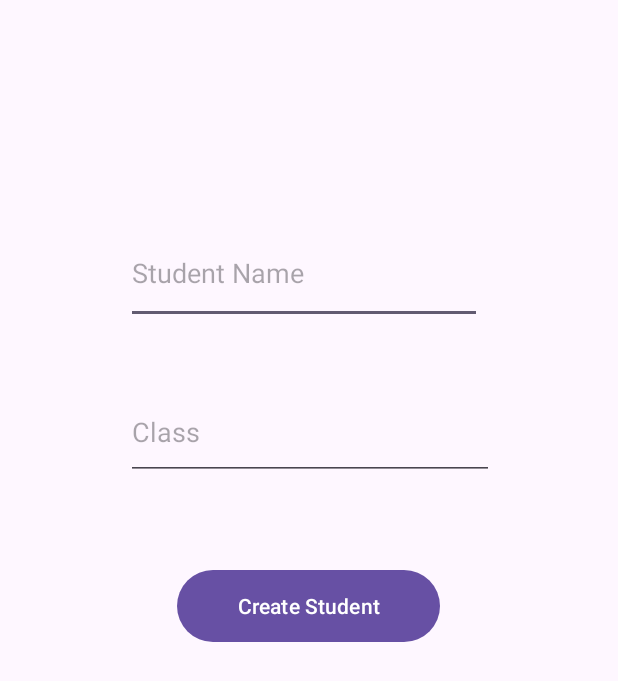
After one commit to sydbenck/HERE, an Android app: the CreateStudent screen opened directly, with no data from a screen before it, on a phone screen of 412 x 824 dp. The commit adds this screen. Shown: the top 681 px of the screen. Run offline under Robolectric (Android 15) with nearby library versions, the phone set to English and light mode, and no system bars.

Commit message:
even even even even more updates

```diff
--- a/app/src/main/AndroidManifest.xml
+++ b/app/src/main/AndroidManifest.xml
@@ -18,6 +18,9 @@
         tools:targetApi="31">
         <activity
             android:name=".CreateStudent"
+            android:exported="false" />
+        <activity
+            android:name=".StudentUpdatePoints"
             android:exported="false" />
         <activity
             android:name=".InstructorLoginPage"
--- /dev/null
+++ b/app/src/main/java/com/cs407/here/CreateStudent.java
@@ -0,0 +1,30 @@
+package com.cs407.here;
+
+import androidx.appcompat.app.AppCompatActivity;
+
+import android.content.Context;
+import android.content.Intent;
+import android.database.sqlite.SQLiteDatabase;
+import android.os.Bundle;
+import android.view.View;
+import android.widget.EditText;
+
+public class CreateStudent extends AppCompatActivity {
+
+    @Override
+    protected void onCreate(Bundle savedInstanceState) {
+        super.onCreate(savedInstanceState);
+        setContentView(R.layout.activity_create_student);
+    }
+
+    public void goToStudentListCreate(View view) {
+        EditText className = (EditText) findViewById(R.id.editTextClass);
+        EditText studentNameCreate = (EditText) findViewById(R.id.editTextStudent);
+        Context context = getApplicationContext();
+        SQLiteDatabase sqLiteDatabase = context.openOrCreateDatabase("users", Context.MODE_PRIVATE, null);
+        DBHelper dbHelper = new DBHelper(sqLiteDatabase);
+        dbHelper.createAccount(""+(studentNameCreate.getText().toString().trim()), "student", "0", ""+(className.getText().toString().trim()), "", "");
+        Intent intent = new Intent(this, StudentList.class);
+        startActivity(intent);
+    }
+}
--- a/app/src/main/java/com/cs407/here/MainActivity.java
+++ b/app/src/main/java/com/cs407/here/MainActivity.java
@@ -2,6 +2,7 @@ package com.cs407.here;
 
 import androidx.appcompat.app.AppCompatActivity;
 
+import android.content.Context;
 import android.content.Intent;
 import android.os.Bundle;
 import android.view.View;
@@ -25,7 +26,8 @@ public class MainActivity extends AppCompatActivity {
     protected void onCreate(Bundle savedInstanceState) {
         super.onCreate(savedInstanceState);
         setContentView(R.layout.activity_main);
-
+        /*Context context  = getApplicationContext();
+        context.deleteDatabase("users");*/
         googleBtn = findViewById(R.id.sign_in_button);
 
         gso = new GoogleSignInOptions.Builder(GoogleSignInOptions.DEFAULT_SIGN_IN).requestEmail().build();
--- /dev/null
+++ b/app/src/main/res/layout/activity_create_student.xml
@@ -0,0 +1,44 @@
+<?xml version="1.0" encoding="utf-8"?>
+<androidx.constraintlayout.widget.ConstraintLayout xmlns:android="http://schemas.android.com/apk/res/android"
+    xmlns:app="http://schemas.android.com/apk/res-auto"
+    xmlns:tools="http://schemas.android.com/tools"
+    android:layout_width="match_parent"
+    android:layout_height="match_parent"
+    tools:context=".CreateStudent">
+
+    <EditText
+        android:id="@+id/editTextStudent"
+        android:layout_width="237dp"
+        android:layout_height="68dp"
+        android:layout_marginStart="84dp"
+        android:layout_marginTop="148dp"
+        android:capitalize="words"
+        android:ems="10"
+        android:hint="Student Name"
+        android:inputType="text"
+        app:layout_constraintStart_toStartOf="parent"
+        app:layout_constraintTop_toTopOf="parent" />
+
+    <EditText
+        android:id="@+id/editTextClass"
+        android:layout_width="245dp"
+        android:layout_height="64dp"
+        android:layout_marginStart="84dp"
+        android:layout_marginTop="256dp"
+        android:ems="10"
+        android:hint="Class"
+        android:inputType="text"
+        app:layout_constraintStart_toStartOf="parent"
+        app:layout_constraintTop_toTopOf="parent" />
+
+    <Button
+        android:id="@+id/createStudent"
+        android:layout_width="175dp"
+        android:layout_height="56dp"
+        android:layout_marginStart="118dp"
+        android:layout_marginTop="376dp"
+        android:onClick="goToStudentListCreate"
+        android:text="Create Student"
+        app:layout_constraintStart_toStartOf="parent"
+        app:layout_constraintTop_toTopOf="parent" />
+</androidx.constraintlayout.widget.ConstraintLayout>
```
Also changed, not shown: app/src/main/java/com/cs407/here/StudentList.java (+11 -0 lines), app/src/main/java/com/cs407/here/StudentUpdatePoints.java (added, +32 -0 lines), app/src/main/res/layout/activity_instructor_create_page.xml (+6 -9 lines), app/src/main/res/layout/activity_student_list.xml (+14 -16 lines), app/src/main/res/layout/activity_student_update_points.xml (added, +44 -0 lines).
